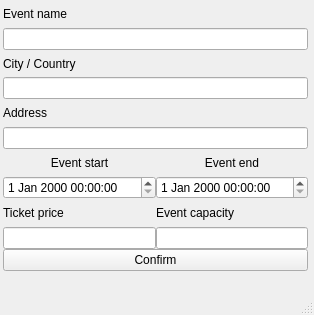
Qt form createeventwindow.ui (Anuon/TicketTrader) before a commit.
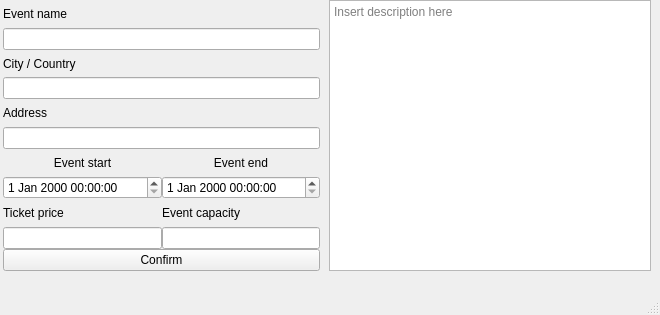
The same form after that commit.

```diff
--- a/createeventwindow.ui
+++ b/createeventwindow.ui
@@ -6,7 +6,7 @@
    <rect>
     <x>0</x>
     <y>0</y>
-    <width>314</width>
+    <width>660</width>
     <height>315</height>
    </rect>
   </property>
@@ -19,10 +19,12 @@
      <rect>
       <x>0</x>
       <y>0</y>
-      <width>311</width>
+      <width>651</width>
       <height>271</height>
      </rect>
     </property>
+    <layout class="QHBoxLayout" name="horizontalLayout_10">
+     <item>
     <layout class="QVBoxLayout" name="verticalLayout">
      <property name="spacing">
       <number>0</number>
@@ -153,6 +155,15 @@
       </widget>
      </item>
     </layout>
+     </item>
+     <item>
+      <widget class="QTextEdit" name="descriptionInput">
+       <property name="placeholderText">
+        <string>Insert description here</string>
+       </property>
+      </widget>
+     </item>
+    </layout>
    </widget>
   </widget>
   <widget class="QMenuBar" name="menubar">
```
Left out of the diff: 10 changed lines with no effect on the pictures. Lines whose indentation alone changed are shown as unchanged.
